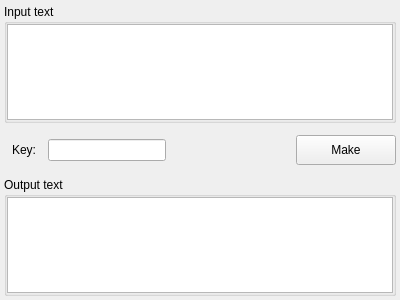
Before: the Qt Designer form src/gui/symmetric/vernam/vernam.ui in vasilypht/crypto-methods, drawn with Qt 5.
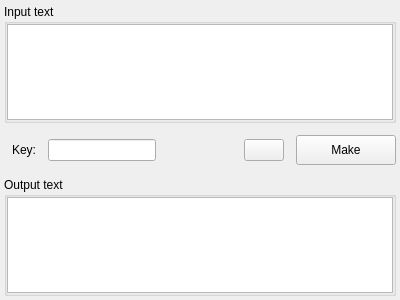
After: the same form once the commit is applied.

```diff
--- a/src/gui/symmetric/vernam/vernam.ui
+++ b/src/gui/symmetric/vernam/vernam.ui
@@ -93,6 +93,22 @@
        </property>
       </spacer>
      </item>
+     <item>
+      <widget class="QPushButton" name="button_settings">
+       <property name="styleSheet">
+        <string notr="true"/>
+       </property>
+       <property name="text">
+        <string/>
+       </property>
+       <property name="iconSize">
+        <size>
+         <width>16</width>
+         <height>16</height>
+        </size>
+       </property>
+      </widget>
+     </item>
      <item>
       <widget class="QPushButton" name="button_make">
        <property name="sizePolicy">
```
